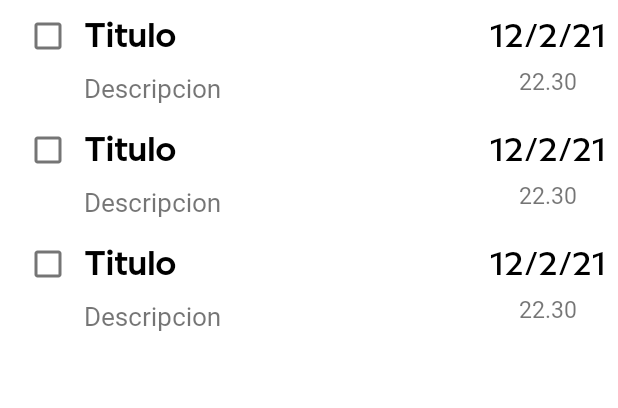
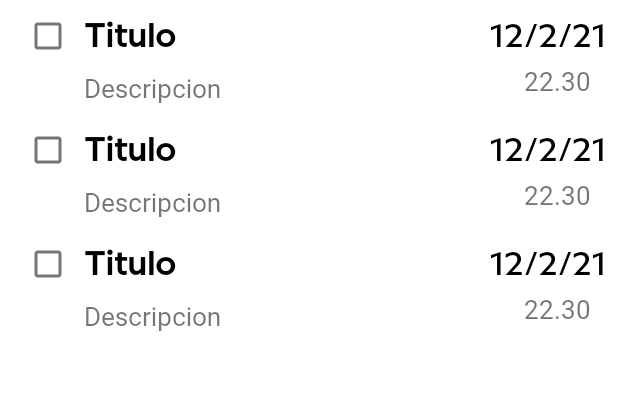
Before and after one commit to MateoLescano/ADHDaily, an Android app: the layout fragment_tarea_evento.xml on its own in the app's theme, with its tools: preview values and no code run, on a phone screen of 412 x 824 dp. Shown: the top 408 px of the screen. Run offline under Robolectric (Android 15) with nearby library versions, the phone set to English and light mode, and no system bars.

Commit message:
commit 28/6

```diff
--- a/app/src/main/res/layout/item_tarea_evento.xml
+++ b/app/src/main/res/layout/item_tarea_evento.xml
@@ -78,10 +78,10 @@
         android:fontFamily="@font/millight"
         android:gravity="center_horizontal"
         android:text="22.30"
-        android:textSize="15sp"
+        android:layout_marginRight="10dp"
+        android:textSize="17sp"
         app:layout_constraintBottom_toBottomOf="parent"
         app:layout_constraintEnd_toEndOf="parent"
-        app:layout_constraintStart_toStartOf="@+id/tvFechaTareaEvento"
         app:layout_constraintTop_toBottomOf="@+id/tvFechaTareaEvento" />
 
 <!--    <View-->
```
Also changed, not shown: app/src/main/java/com/citesoftware/test4/fragments/agregar/FragmentAgregarTareaEvento.kt (+9 -12 lines).
